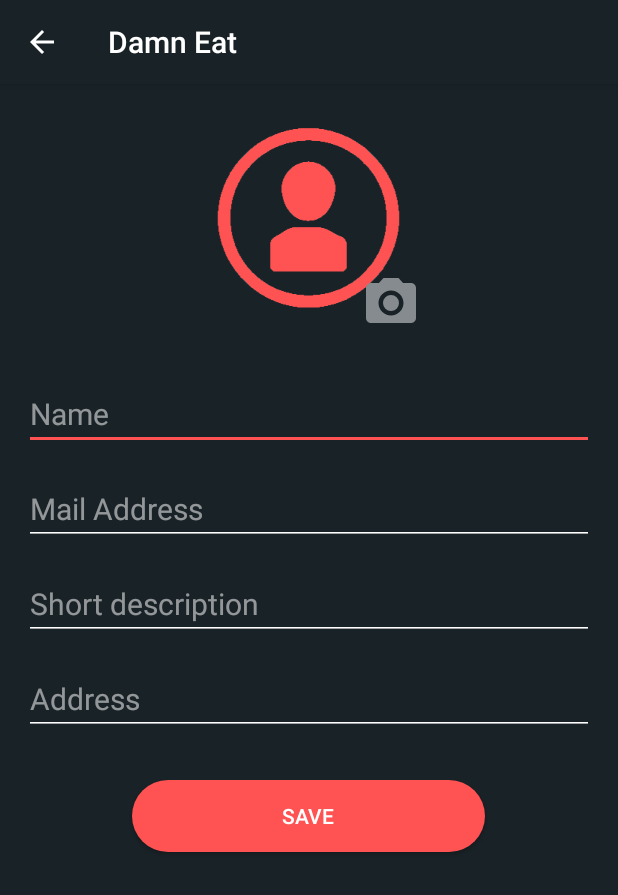
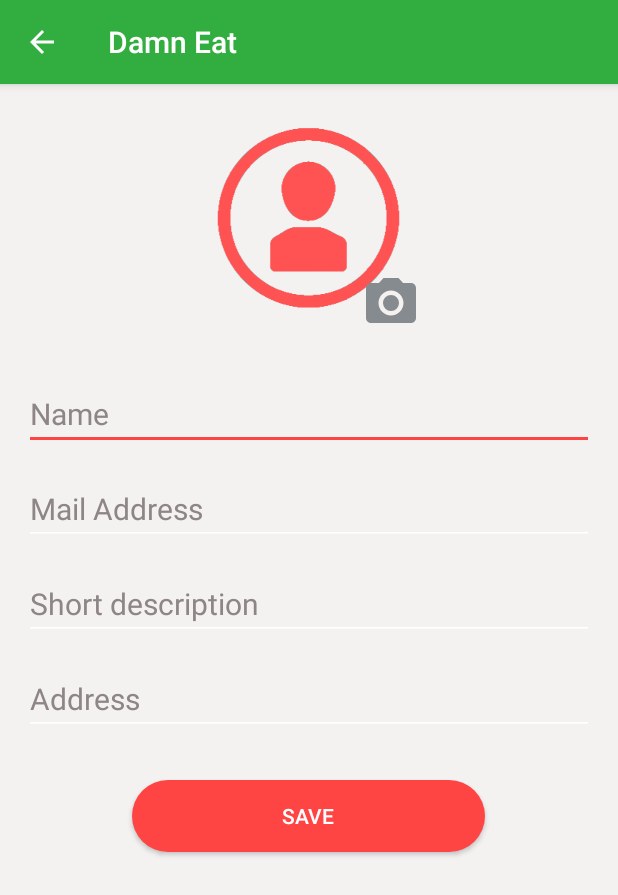
Before and after one commit to lore-lml/DamnEat, an Android app: the EditProfile screen opened directly, with no data from a screen before it, on a phone screen of 412 x 824 dp. Shown: the top 895 px of the screen. Run offline under Robolectric (Android 15) with nearby library versions, the light colour scheme and no system bars.

Commit message:
Change colors

```diff
--- a/app/src/main/res/layout/activity_edit_profile.xml
+++ b/app/src/main/res/layout/activity_edit_profile.xml
@@ -34,8 +34,8 @@
         android:hint="@string/profile_name"
         android:inputType="textPersonName"
         android:textAppearance="@style/EditText"
-        android:textColor="#fff"
-        android:textColorHint="#88ffffff" />
+        android:textColor="@color/colorEditText"
+        android:textColorHint="@color/colorEditTextHint" />
 
     <EditText
         android:id="@+id/edit_mail"
@@ -46,8 +46,9 @@
         android:hint="@string/profile_email"
         android:inputType="textEmailAddress"
         android:textAppearance="@style/EditText"
-        android:textColor="#fff"
-        android:textColorHint="#88ffffff" />
+        android:textColor="@color/colorEditText"
+        android:textColorHint="@color/colorEditTextHint" />
+
 
     <EditText
         android:id="@+id/edit_desc"
@@ -58,8 +59,8 @@
         android:hint="@string/profile_desc"
         android:inputType="textShortMessage"
         android:textAppearance="@style/EditText"
-        android:textColor="#fff"
-        android:textColorHint="#88ffffff" />
+        android:textColor="@color/colorEditText"
+        android:textColorHint="@color/colorEditTextHint" />
 
     <EditText
         android:id="@+id/edit_address"
@@ -70,8 +71,9 @@
         android:hint="@string/profile_address"
         android:inputType="text"
         android:textAppearance="@style/EditText"
-        android:textColor="#fff"
-        android:textColorHint="#88ffffff" />
+        android:textColor="@color/colorEditText"
+        android:textColorHint="@color/colorEditTextHint" />
+
 
     <Button
         android:id="@+id/edit_save"
--- a/app/src/main/res/values/strings.xml
+++ b/app/src/main/res/values/strings.xml
@@ -12,7 +12,7 @@
     <string name="empty_desc">No description has been inserted</string>
     <string name="empty_address">No address has been inserted</string>
     <string name="invalid_mail">Invalid mail</string>
-    <string name="alert_edit_profile">Are you sure you want to exit?\nData will be lost...</string>
+    <string name="alert_edit_profile">Are you sure you want to exit? Data will be lost...</string>
     <string name="alert_edit_profile_title">Profile</string>
     <string name="alert_edit_profile_positive">I\'m sure</string>
     <string name="alert_edit_profile_negative">Cancel</string>
--- a/commonresources/src/main/res/values/colors.xml
+++ b/commonresources/src/main/res/values/colors.xml
@@ -8,11 +8,13 @@
     <color name="colorSecondaryText">#DFD6A7</color>
     <color name="hint">#88878b</color> -->
 
-    <color name="colorPrimary">#192227</color>
+    <color name="colorPrimary">#32AD40</color>
     <color name="colorPrimaryDark">#0e171b</color>
-    <color name="colorAccent">#ff5252</color>
-    <color name="colorPrimaryText">#ffffff</color>
+    <color name="colorAccent">#ff4444</color>
+    <color name="colorPrimaryText">#0e171b</color>
     <color name="colorSecondaryText">#858b8e</color>
     <color name="hint">#88878b8d</color>
-    <color name="colorBackground">#192227</color>
+    <color name="colorBackground">#f4f1f1</color>
+    <color name="colorEditText">#0e171b</color>
+    <color name="colorEditTextHint">#8e8585</color>
 </resources>
--- a/commonresources/src/main/res/values/styles.xml
+++ b/commonresources/src/main/res/values/styles.xml
@@ -25,6 +25,8 @@
         <item name="android:textSize">20sp</item>
         <item name="android:paddingStart">10dp</item>
         <item name="android:paddingEnd">10dp</item>
+        <item name="android:textColor">@color/colorEditText</item>
+        <item name="android:textColorHint">@color/colorEditTextHint</item>
     </style>
 
 </resources>
```
Also changed, not shown: 1 other file.
